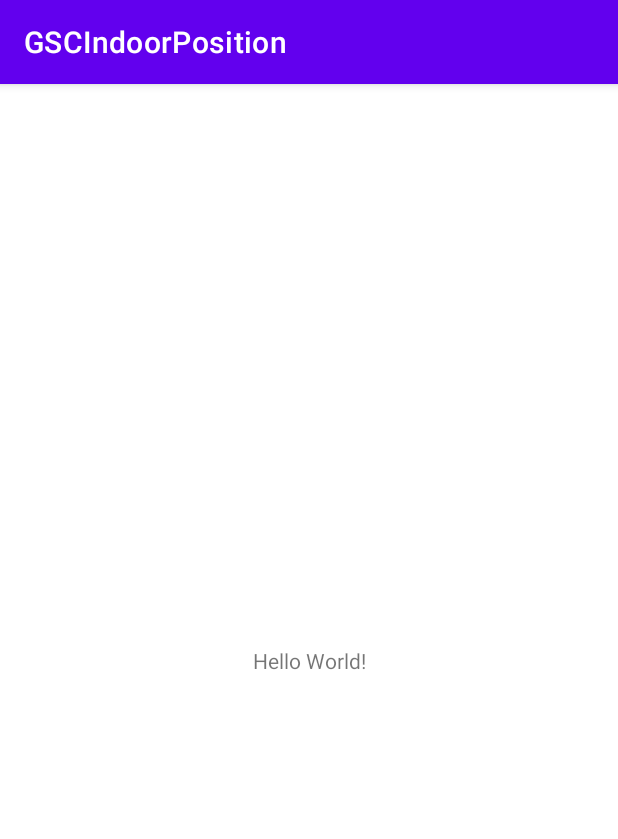
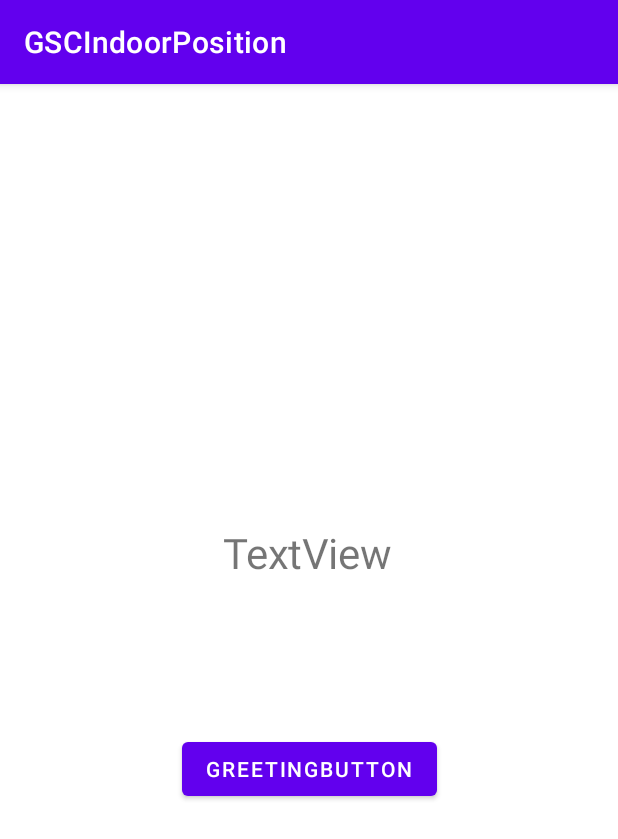
Before and after one commit to HAYU9013/IndoorPosition-Kotlin, an Android app: the screen it shows after launch (MainActivity), on a phone screen of 412 x 824 dp. Shown: the top 839 px of the screen. Run offline under Robolectric (Android 15) with nearby library versions, the phone set to English and light mode, and no system bars.

Commit message:
feat: change text when clicking button

```diff
--- a/app/build.gradle
+++ b/app/build.gradle
@@ -30,6 +30,9 @@ android {
     kotlinOptions {
         jvmTarget = '1.8'
     }
+    viewBinding {
+        enabled = true
+    }
 }
 
 dependencies {
--- a/app/src/main/java/com/example/gscindoorposition/MainActivity.kt
+++ b/app/src/main/java/com/example/gscindoorposition/MainActivity.kt
@@ -2,10 +2,26 @@ package com.example.gscindoorposition
 
 import androidx.appcompat.app.AppCompatActivity
 import android.os.Bundle
+import android.view.View
+import android.widget.Button
+import android.widget.TextView
+import android.widget.Toast
 
 class MainActivity : AppCompatActivity() {
+    private lateinit var Gtext: TextView
+    private lateinit var Gbtn: Button
+    private var clickCnt = 0;
     override fun onCreate(savedInstanceState: Bundle?) {
         super.onCreate(savedInstanceState)
         setContentView(R.layout.activity_main)
+        Gtext = findViewById(R.id.GreetingView)
+    }
+
+    fun ChangeGreetingText(view: View) {
+        println("click"  + clickCnt.toString())
+        clickCnt++
+        Gtext.text = "click " + clickCnt.toString()
+        Toast.makeText(this, clickCnt.toString(), Toast.LENGTH_LONG).show()
+
     }
 }
--- a/app/src/main/res/layout/activity_main.xml
+++ b/app/src/main/res/layout/activity_main.xml
@@ -6,13 +6,30 @@
     android:layout_height="match_parent"
     tools:context=".MainActivity">
 
-    <TextView
+    <Button
+        android:id="@+id/GreetingButton"
         android:layout_width="wrap_content"
         android:layout_height="wrap_content"
-        android:text="Hello World!"
+        android:onClick="ChangeGreetingText"
+        android:text="GreetingButton"
         app:layout_constraintBottom_toBottomOf="parent"
         app:layout_constraintEnd_toEndOf="parent"
         app:layout_constraintStart_toStartOf="parent"
-        app:layout_constraintTop_toTopOf="parent" />
+        app:layout_constraintTop_toTopOf="parent"
+        app:layout_constraintVertical_bias="0.601" />
+
+    <TextView
+        android:id="@+id/GreetingView"
+        android:layout_width="wrap_content"
+        android:layout_height="wrap_content"
+        android:scaleX="2"
+        android:scaleY="2"
+        android:text="TextView"
+        app:layout_constraintBottom_toTopOf="@+id/GreetingButton"
+        app:layout_constraintEnd_toEndOf="parent"
+        app:layout_constraintHorizontal_bias="0.498"
+        app:layout_constraintStart_toStartOf="parent"
+        app:layout_constraintTop_toTopOf="parent"
+        app:layout_constraintVertical_bias="0.73" />
 
 </androidx.constraintlayout.widget.ConstraintLayout>
```
